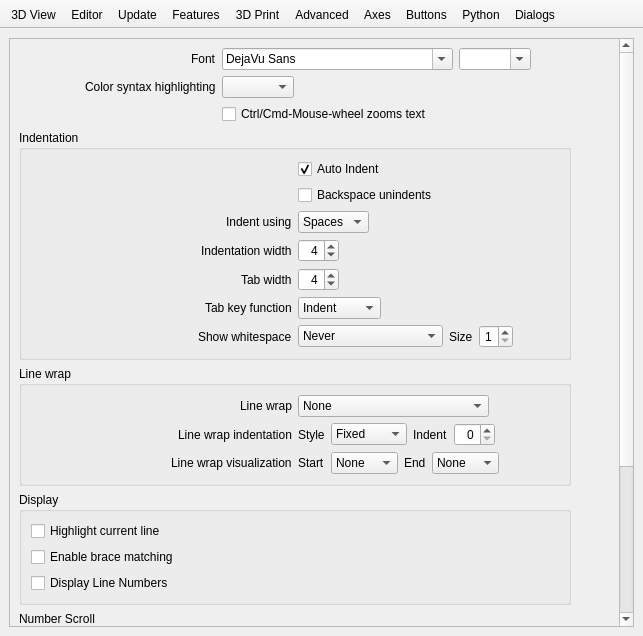
First picture: the form in src/gui/Preferences.ui, repository gsohler/openscad, before the edit.
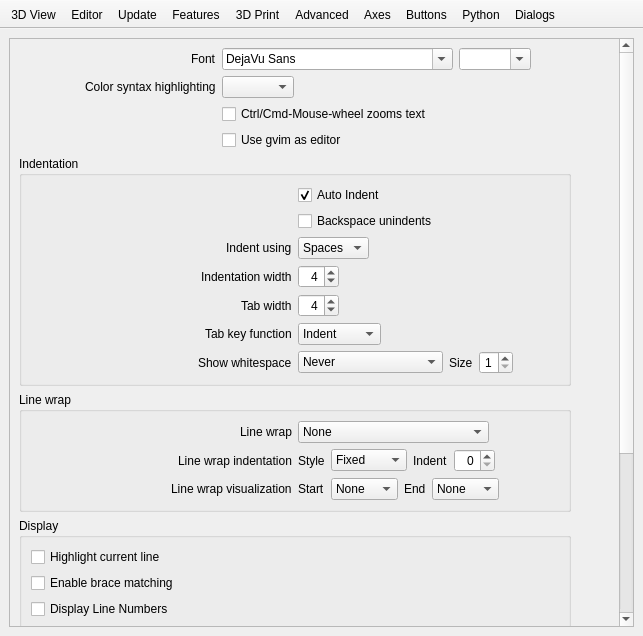
Second picture: the form after the edit. The open tabs and pages were chosen to show the change. Icons and pictures are not drawn. Custom widgets are drawn as their Qt base class.

Commit message: adding Mattheu H. automatic gvim editor feature

```diff
--- a/src/gui/Preferences.ui
+++ b/src/gui/Preferences.ui
@@ -722,6 +722,16 @@
                 </property>
                </widget>
               </item>
+              <item row="3" column="1">
+               <widget class="QCheckBox" name="checkBoxUseGvim">
+                <property name="text">
+                 <string>Use gvim as editor</string>
+                </property>
+                <property name="checked">
+                 <bool>false</bool>
+                </property>
+               </widget>
+              </item>
               <item row="1" column="1">
                <layout class="QHBoxLayout" name="horizontalLayout_26">
                 <item>
```
Left out of the diff: 2 changed lines with no effect on the pictures. The commit also changes 4 other files.
